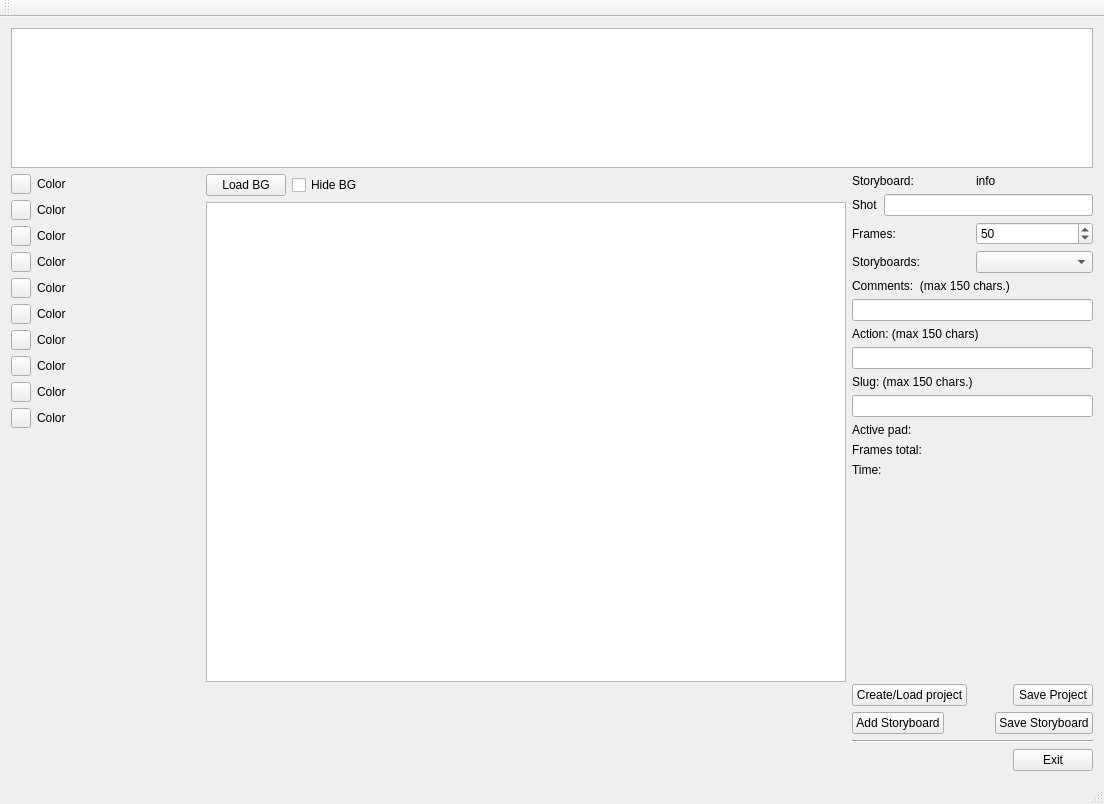
First picture: the form in mainwindow.ui, repository davidlamhauge/dastoryboard, before the edit.
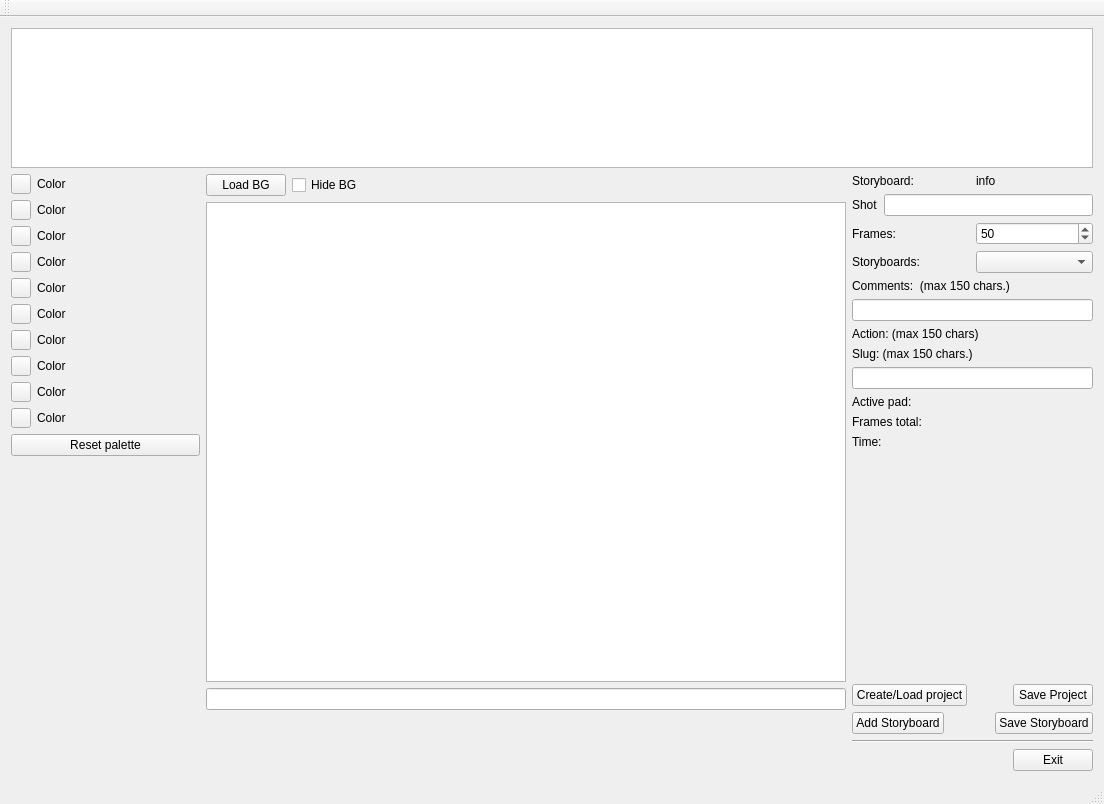
Second picture: the form after the edit. Icons and pictures are not drawn.

```diff
--- a/mainwindow.ui
+++ b/mainwindow.ui
@@ -415,6 +415,13 @@
               </item>
              </layout>
             </item>
+            <item>
+             <widget class="QPushButton" name="btnResetPalette">
+              <property name="text">
+               <string>Reset palette</string>
+              </property>
+             </widget>
+            </item>
            </layout>
           </item>
           <item>
@@ -484,6 +491,13 @@
             </property>
            </widget>
           </item>
+          <item>
+           <widget class="QLineEdit" name="leAction">
+            <property name="maxLength">
+             <number>150</number>
+            </property>
+           </widget>
+          </item>
           <item>
            <spacer name="verticalSpacer_2">
             <property name="orientation">
@@ -600,13 +614,6 @@
                 </property>
                </widget>
               </item>
-              <item>
-               <widget class="QLineEdit" name="leAction">
-                <property name="maxLength">
-                 <number>150</number>
-                </property>
-               </widget>
-              </item>
               <item>
                <widget class="QLabel" name="labSlug">
                 <property name="text">
```
